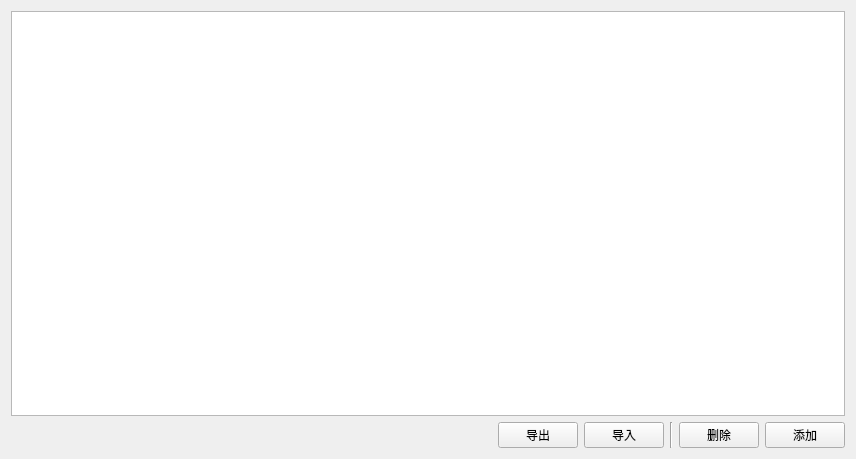
Above: src/pages/page/other/timingsent/SAKOtherTimingSentItemManager.ui from x-tools-author/x-tools before the change. Below: the same form after it.
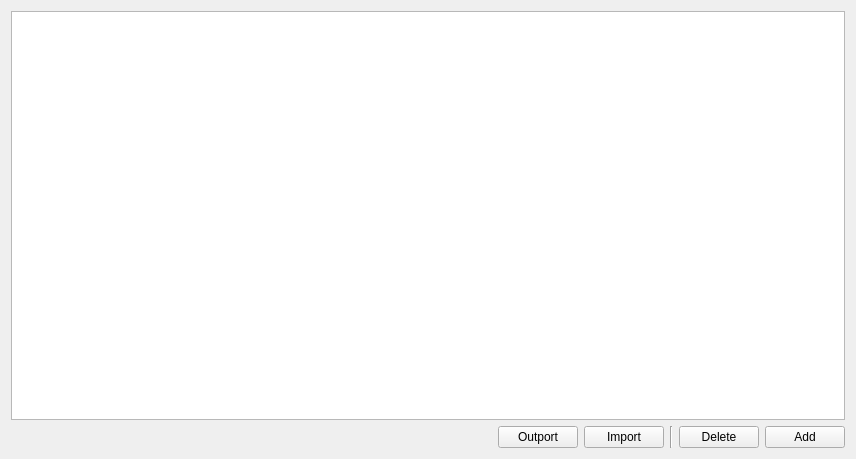
That is the form after the change.

Diff of the .ui file:
```diff
--- a/src/pages/page/other/timingsent/SAKOtherTimingSentItemManager.ui
+++ b/src/pages/page/other/timingsent/SAKOtherTimingSentItemManager.ui
@@ -20,28 +20,28 @@
    <item row="1" column="1">
     <widget class="QPushButton" name="outportPushButton">
      <property name="text">
-      <string>导出</string>
+      <string>Outport</string>
      </property>
     </widget>
    </item>
    <item row="1" column="4">
     <widget class="QPushButton" name="deletePushButton">
      <property name="text">
-      <string>删除</string>
+      <string>Delete</string>
      </property>
     </widget>
    </item>
    <item row="1" column="2">
     <widget class="QPushButton" name="importPushButton">
      <property name="text">
-      <string>导入</string>
+      <string>Import</string>
      </property>
     </widget>
    </item>
    <item row="1" column="5">
     <widget class="QPushButton" name="addPushButton">
      <property name="text">
-      <string>添加</string>
+      <string>Add</string>
      </property>
     </widget>
    </item>
```
Left out of the diff: 2 changed lines with no effect on the pictures.
